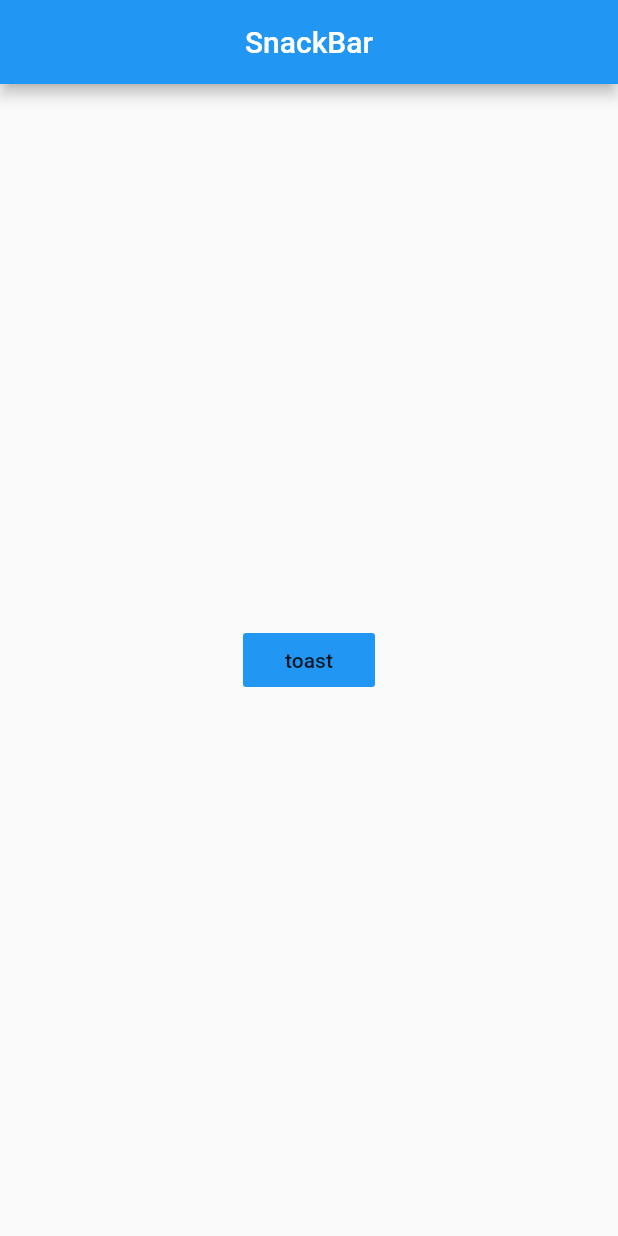
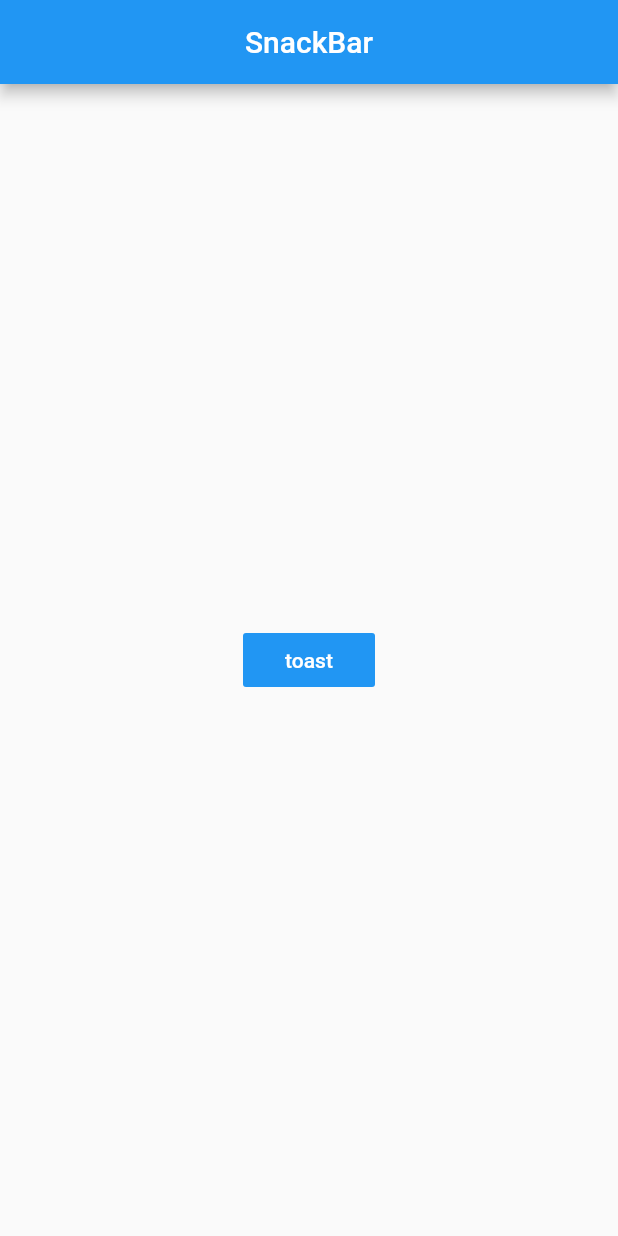
Before and after one commit to gracentruth/my_app2, a Flutter app: the screen it shows after launch, on a phone screen of 412 x 824 dp. Run offline on Flutter 3.47's test engine with Material 2 defaults, Android fonts, the phone set to English and light mode, and no system bars; our stand-ins replace fluttertoast.

Commit message:
lesson19 ToastMessage

```diff
--- a/lib/main.dart
+++ b/lib/main.dart
@@ -25,7 +25,10 @@ class MyPage extends StatelessWidget {
           onPressed: (){
             flutterToast();
           },
-          child: Text('toast'),
+          child: Text('toast',
+          style: TextStyle(
+            color: Colors.white,
+          ),),
           color:Colors.blue,
         ),
       )  , // MySnackBar(),
```
